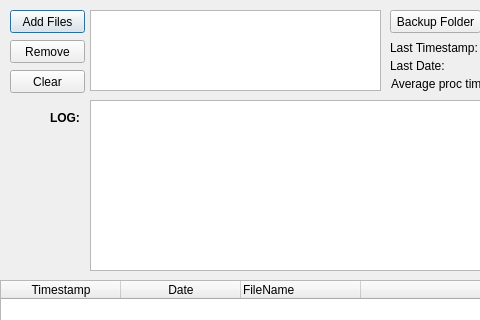
This is sgauto.ui in misiektw/sgauto as Qt 5 draws it before an edit; both pictures show x 0 to 480 and y 0 to 320 of the 820 by 600 pixel window. The edited form follows.
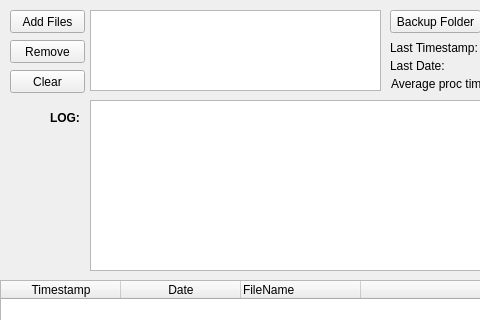
This is the edited form. Icons and pictures are not drawn.

Commit message: Add retry count when file is missing. Some UI tweaks.

Diff of the .ui file:
```diff
--- a/sgauto.ui
+++ b/sgauto.ui
@@ -1,7 +1,7 @@
 <?xml version="1.0" encoding="UTF-8"?>
 <ui version="4.0">
- <class>Dialog</class>
- <widget class="QDialog" name="Dialog">
+ <class>Form</class>
+ <widget class="QWidget" name="Form">
   <property name="geometry">
    <rect>
     <x>0</x>
```
Left out of the diff: 294 changed lines with no effect on the pictures. The commit also changes 1 other file.
